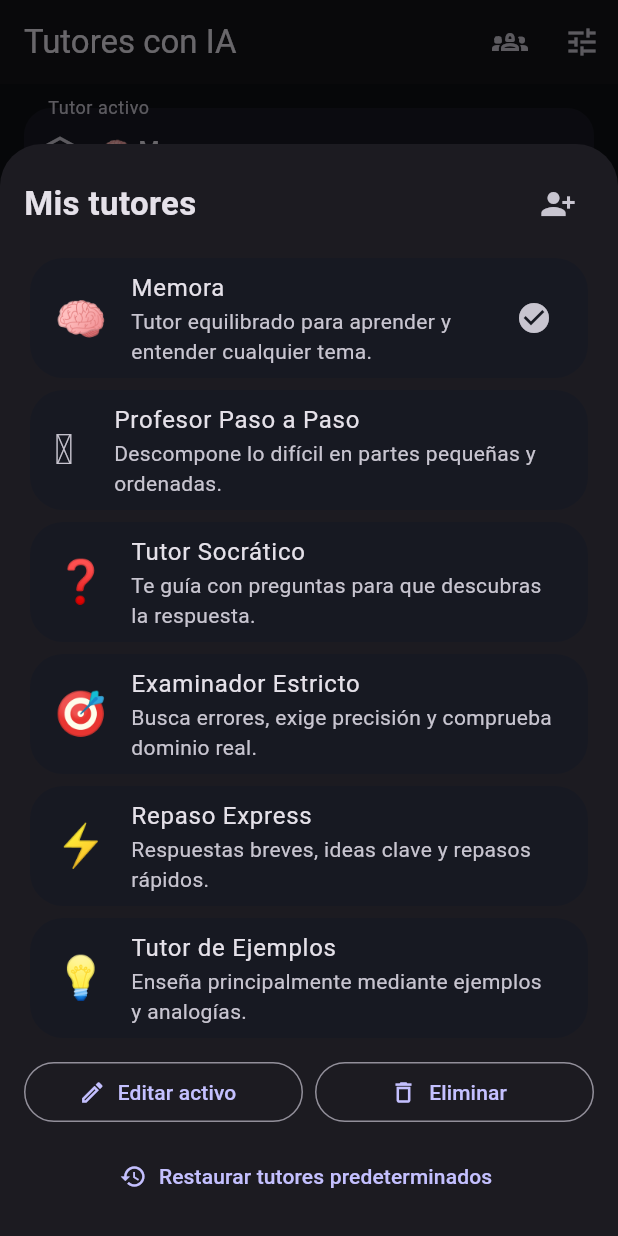
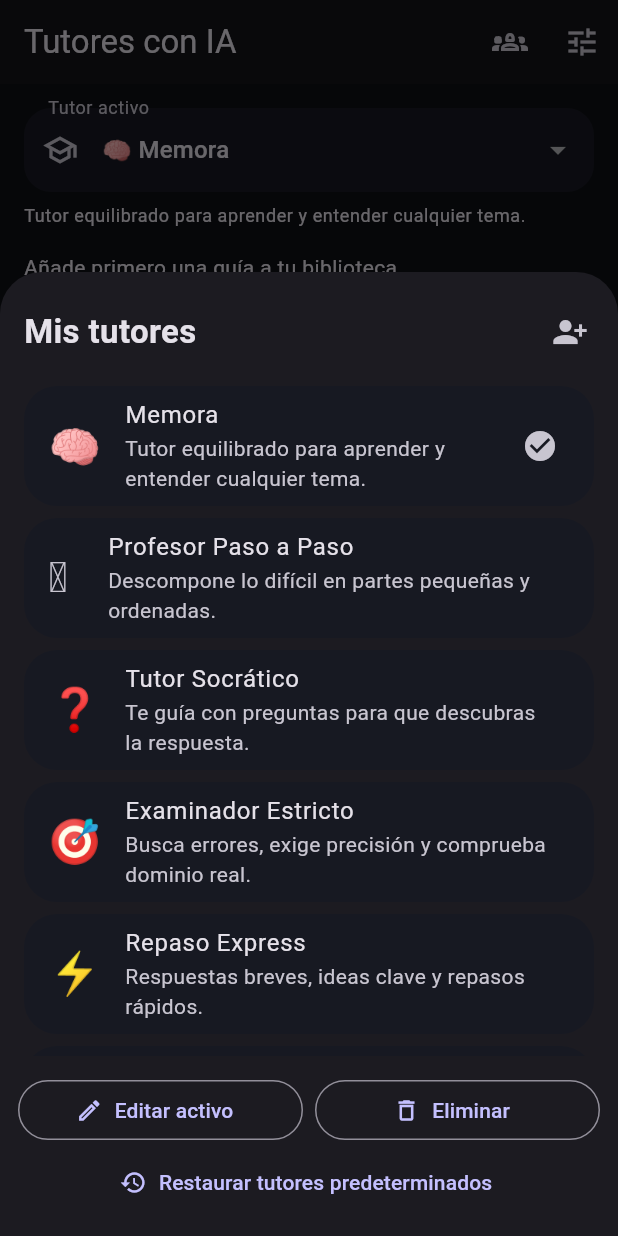
Before and after one commit to angeljo0801/ESTUDIO, a Flutter app: the screen it shows after launch, item 2 of the bottom bar chosen, after a tap on the "groups 2" icon, on a phone screen of 412 x 824 dp. Run offline on Flutter 3.47's test engine with Material 3 defaults, Android fonts, the light colour scheme and no system bars; our stand-ins replace file_picker, shared_preferences; missing offline and left inert: android_file_picker, fcllama, flutter_file_dialog, pdfrx.

Commit message:
Fix multi tutor page syntax

```diff
--- a/memora_upgrade/lib/tutor_page.dart
+++ b/memora_upgrade/lib/tutor_page.dart
@@ -41,21 +41,6 @@ class TutorProfile {
         instructions: json['instructions']?.toString() ?? '',
         isBuiltIn: json['isBuiltIn'] == true,
       );
-
-  TutorProfile copyWith({
-    String? name,
-    String? emoji,
-    String? description,
-    String? instructions,
-  }) =>
-      TutorProfile(
-        id: id,
-        name: name ?? this.name,
-        emoji: emoji ?? this.emoji,
-        description: description ?? this.description,
-        instructions: instructions ?? this.instructions,
-        isBuiltIn: isBuiltIn,
-      );
 }
 
 const List<TutorProfile> _defaultTutors = [
@@ -83,7 +68,7 @@ const List<TutorProfile> _defaultTutors = [
     emoji: '❓',
     description: 'Te guía con preguntas para que descubras la respuesta.',
     instructions:
-        'Usa el método socrático. Antes de entregar una solución completa, haz preguntas útiles que ayuden al estudiante a razonar. Si el estudiante está bloqueado, da pistas graduales y luego explica la respuesta.',
+        'Usa el método socrático. Antes de entregar una solución completa, haz preguntas útiles que ayuden al estudiante a razonar. Si está bloqueado, da pistas graduales y luego explica.',
     isBuiltIn: true,
   ),
   TutorProfile(
@@ -92,7 +77,7 @@ const List<TutorProfile> _defaultTutors = [
     emoji: '🎯',
     description: 'Busca errores, exige precisión y comprueba dominio real.',
     instructions:
-        'Actúa como un examinador exigente pero respetuoso. Señala imprecisiones, pide definiciones exactas, propone preguntas de comprobación y explica por qué una respuesta está bien o mal.',
+        'Actúa como examinador exigente pero respetuoso. Señala imprecisiones, pide definiciones exactas, formula preguntas de comprobación y explica por qué una respuesta está bien o mal.',
     isBuiltIn: true,
   ),
   TutorProfile(
@@ -101,7 +86,7 @@ const List<TutorProfile> _defaultTutors = [
     emoji: '⚡',
     description: 'Respuestas breves, ideas clave y repasos rápidos.',
     instructions:
-        'Prioriza velocidad y retención. Da respuestas concisas, usa palabras clave, mini-resúmenes, reglas fáciles de recordar y evita detalles secundarios salvo que el estudiante los pida.',
+        'Prioriza velocidad y retención. Da respuestas concisas, usa palabras clave, mini-resúmenes y reglas fáciles de recordar. Evita detalles secundarios salvo que se pidan.',
     isBuiltIn: true,
   ),
   TutorProfile(
@@ -110,14 +95,13 @@ const List<TutorProfile> _defaultTutors = [
     emoji: '💡',
     description: 'Enseña principalmente mediante ejemplos y analogías.',
     instructions:
-        'Explica cada concepto con ejemplos concretos y analogías cotidianas. Después conecta el ejemplo con la definición formal y, cuando sea útil, crea un segundo ejemplo diferente.',
+        'Explica cada concepto con ejemplos concretos y analogías cotidianas. Luego conecta el ejemplo con la definición formal y crea otro ejemplo cuando sea útil.',
     isBuiltIn: true,
   ),
 ];
 
 class TutorPage extends StatefulWidget {
   const TutorPage({super.key, required this.store});
-
   final GuideStore store;
 
   @override
@@ -129,12 +113,12 @@ class _TutorPageState extends State<TutorPage> {
   static const _activeTutorKey = 'memora_active_tutor_id';
 
   final q = TextEditingController();
+  List<TutorProfile> tutors = List<TutorProfile>.from(_defaultTutors);
+  String activeTutorId = _defaultTutors.first.id;
   String answer = 'Selecciona una guía y pregúntame cualquier cosa que aparezca en ella.';
   int selectedGuide = 0;
   bool busy = false;
   bool loadingTutors = true;
-  List<TutorProfile> tutors = List<TutorProfile>.from(_defaultTutors);
-  String activeTutorId = _defaultTutors.first.id;
 
   TutorProfile get activeTutor => tutors.firstWhere(
         (t) => t.id == activeTutorId,
@@ -156,14 +140,12 @@ class _TutorPageState extends State<TutorPage> {
   Future<void> _loadTutors() async {
     final prefs = await SharedPreferences.getInstance();
     final raw = prefs.getString(_profilesKey);
-    final savedActive = prefs.getString(_activeTutorKey);
-
     if (raw != null && raw.isNotEmpty) {
       try {
         final decoded = jsonDecode(raw) as List<dynamic>;
         final loaded = decoded
-            .whereType<Map<String, dynamic>>()
-            .map(TutorProfile.fromJson)
+            .whereType<Map>()
+            .map((e) => TutorProfile.fromJson(Map<String, dynamic>.from(e)))
             .where((t) => t.id.isNotEmpty)
             .toList();
         if (loaded.isNotEmpty) tutors = loaded;
@@ -172,6 +154,7 @@ class _TutorPageState extends State<TutorPage> {
       }
     }
 
+    final savedActive = prefs.getString(_activeTutorKey);
     if (savedActive != null && tutors.any((t) => t.id == savedActive)) {
       activeTutorId = savedActive;
     } else {
@@ -214,9 +197,8 @@ class _TutorPageState extends State<TutorPage> {
 
   Future<void> _ask() async {
     if (widget.store.guides.isEmpty || q.text.trim().isEmpty || busy) return;
-    final guide = widget.store.guides[
-      selectedGuide.clamp(0, widget.store.guides.length - 1),
-    ];
+    final safeIndex = selectedGuide.clamp(0, widget.store.guides.length - 1);
+    final guide = widget.store.guides[safeIndex];
     final tutor = activeTutor;
     final question = q.text.trim();
     setState(() => busy = true);
@@ -242,8 +224,8 @@ $text
 
 PREGUNTA DEL ESTUDIANTE: $question
 ''';
-      final r = await AiService.askConfigured(prompt: prompt);
-      if (mounted) setState(() => answer = r);
+      final result = await AiService.askConfigured(prompt: prompt);
+      if (mounted) setState(() => answer = result);
     } catch (e) {
       if (mounted) setState(() => answer = 'No pude consultar la IA: $e');
     } finally {
@@ -314,8 +296,7 @@ PREGUNTA DEL ESTUDIANTE: $question
               Navigator.pop(
                 dialogContext,
                 TutorProfile(
-                  id: existing?.id ??
-                      'custom_${DateTime.now().microsecondsSinceEpoch}',
+                  id: existing?.id ?? 'custom_${DateTime.now().microsecondsSinceEpoch}',
                   name: name.text.trim(),
                   emoji: emoji.text.trim().isEmpty ? '🧑‍🏫' : emoji.text.trim(),
                   description: description.text.trim().isEmpty
@@ -352,9 +333,9 @@ PREGUNTA DEL ESTUDIANTE: $question
     if (edited == null) return;
     final index = tutors.indexWhere((t) => t.id == current.id);
     if (index < 0) return;
-    setState(() {
     final updated = List<TutorProfile>.from(tutors);
     updated[index] = edited;
+    setState(() {
       tutors = updated;
       answer = '${edited.emoji} Soy ${edited.name}. ${edited.description}';
     });
@@ -402,23 +383,18 @@ PREGUNTA DEL ESTUDIANTE: $question
     await _saveTutors();
   }
 
-  void _openTutorManager() {
-    showModalBottomSheet<void>(
+  Future<void> _openTutorManager() async {
+    final action = await showModalBottomSheet<String>(
       context: context,
       isScrollControlled: true,
-      builder: (sheetContext) => StatefulBuilder(
-        builder: (sheetContext, refreshSheet) => SafeArea(
-          child: Padding(
-            padding: EdgeInsets.fromLTRB(
-              16,
-              16,
-              16,
-              16 + MediaQuery.of(sheetContext).viewInsets.bottom,
-            ),
+      builder: (sheetContext) => SafeArea(
+        child: SizedBox(
+          height: MediaQuery.of(sheetContext).size.height * 0.78,
           child: Column(
-              mainAxisSize: MainAxisSize.min,
             children: [
-                Row(
+              Padding(
+                padding: const EdgeInsets.fromLTRB(16, 16, 8, 8),
+                child: Row(
                   children: [
                     const Expanded(
                       child: Text(
@@ -427,27 +403,21 @@ PREGUNTA DEL ESTUDIANTE: $question
                       ),
                     ),
                     IconButton(
-                      onPressed: () async {
-                        Navigator.pop(sheetContext);
-                        await _addTutor();
-                      },
+                      onPressed: () => Navigator.pop(sheetContext, 'add'),
                       tooltip: 'Crear tutor',
                       icon: const Icon(Icons.person_add_alt_1),
                     ),
                   ],
                 ),
-                const SizedBox(height: 8),
-                Flexible(
+              ),
+              Expanded(
                 child: ListView(
-                    shrinkWrap: true,
+                  padding: const EdgeInsets.symmetric(horizontal: 12),
                   children: [
                     for (final tutor in tutors)
                       Card(
                         child: ListTile(
-                            leading: Text(
-                              tutor.emoji,
-                              style: const TextStyle(fontSize: 28),
-                            ),
+                          leading: Text(tutor.emoji, style: const TextStyle(fontSize: 28)),
                           title: Text(tutor.name),
                           subtitle: Text(
                             tutor.description,
@@ -457,24 +427,24 @@ PREGUNTA DEL ESTUDIANTE: $question
                           trailing: tutor.id == activeTutorId
                               ? const Icon(Icons.check_circle)
                               : null,
-                            onTap: () async {
-                              await _selectTutor(tutor.id);
-                              refreshSheet(() {});
+                          onTap: () {
+                            _selectTutor(tutor.id);
+                            Navigator.pop(sheetContext);
                           },
                         ),
                       ),
                   ],
                 ),
               ),
-                const SizedBox(height: 8),
+              Padding(
+                padding: const EdgeInsets.all(12),
+                child: Column(
+                  children: [
                     Row(
                       children: [
                         Expanded(
                           child: OutlinedButton.icon(
-                        onPressed: () async {
-                          Navigator.pop(sheetContext);
-                          await _editActiveTutor();
-                        },
+                            onPressed: () => Navigator.pop(sheetContext, 'edit'),
                             icon: const Icon(Icons.edit_outlined),
                             label: const Text('Editar activo'),
                           ),
@@ -484,31 +454,32 @@ PREGUNTA DEL ESTUDIANTE: $question
                           child: OutlinedButton.icon(
                             onPressed: tutors.length <= 1
                                 ? null
-                            : () async {
-                                Navigator.pop(sheetContext);
-                                await _deleteActiveTutor();
-                              },
+                                : () => Navigator.pop(sheetContext, 'delete'),
                             icon: const Icon(Icons.delete_outline),
                             label: const Text('Eliminar'),
                           ),
                         ),
                       ],
                     ),
-                const SizedBox(height: 8),
                     TextButton.icon(
-                  onPressed: () async {
-                    Navigator.pop(sheetContext);
-                    await _restoreDefaults();
-                  },
+                      onPressed: () => Navigator.pop(sheetContext, 'restore'),
                       icon: const Icon(Icons.restore),
                       label: const Text('Restaurar tutores predeterminados'),
                     ),
                   ],
                 ),
               ),
+            ],
+          ),
         ),
       ),
     );
+
+    if (!mounted) return;
+    if (action == 'add') await _addTutor();
+    if (action == 'edit') await _editActiveTutor();
+    if (action == 'delete') await _deleteActiveTutor();
+    if (action == 'restore') await _restoreDefaults();
   }
 
   @override
@@ -552,10 +523,7 @@ PREGUNTA DEL ESTUDIANTE: $question
                     onChanged: _selectTutor,
                   ),
                   const SizedBox(height: 8),
-                  Text(
-                    activeTutor.description,
-                    style: Theme.of(context).textTheme.bodySmall,
-                  ),
+                  Text(activeTutor.description, style: Theme.of(context).textTheme.bodySmall),
                   const SizedBox(height: 16),
                   if (widget.store.guides.isEmpty)
                     const Text('Añade primero una guía a tu biblioteca.')
@@ -587,10 +555,7 @@ PREGUNTA DEL ESTUDIANTE: $question
                         children: [
                           Row(
                             children: [
-                              Text(
-                                activeTutor.emoji,
-                                style: const TextStyle(fontSize: 26),
-                              ),
+                              Text(activeTutor.emoji, style: const TextStyle(fontSize: 26)),
                               const SizedBox(width: 8),
                               Expanded(
                                 child: Text(
```
Lines whose indentation alone changed are shown as unchanged.
